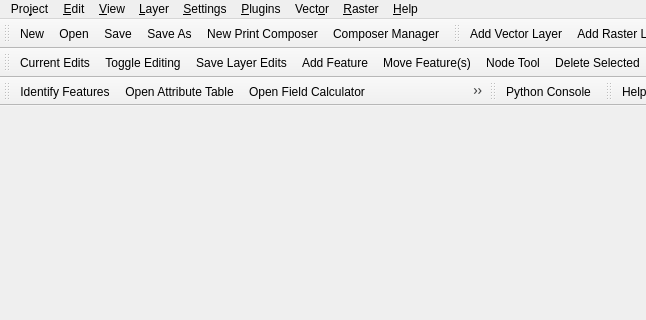
qgis/QGIS, file src/ui/qgisapp.ui: the form before one commit; both pictures show x 0 to 646 and y 0 to 320 of the 1050 by 506 pixel window.
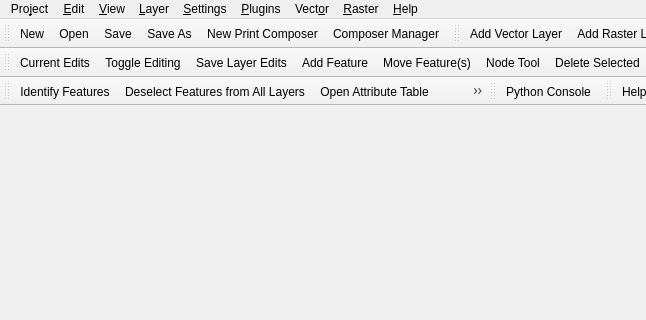
The form after the commit. Icons and pictures are not drawn.

Commit message: [gui] better toolbar placement for selection actions

Patch:
```diff
--- a/src/ui/qgisapp.ui
+++ b/src/ui/qgisapp.ui
@@ -441,6 +441,7 @@
     <bool>true</bool>
    </attribute>
    <addaction name="mActionIdentify"/>
+   <addaction name="mActionDeselectAll"/>
    <addaction name="mActionOpenTable"/>
    <addaction name="mActionOpenFieldCalc"/>
    <addaction name="mActionStatisticalSummary"/>
```
The commit also changes 2 other files.
